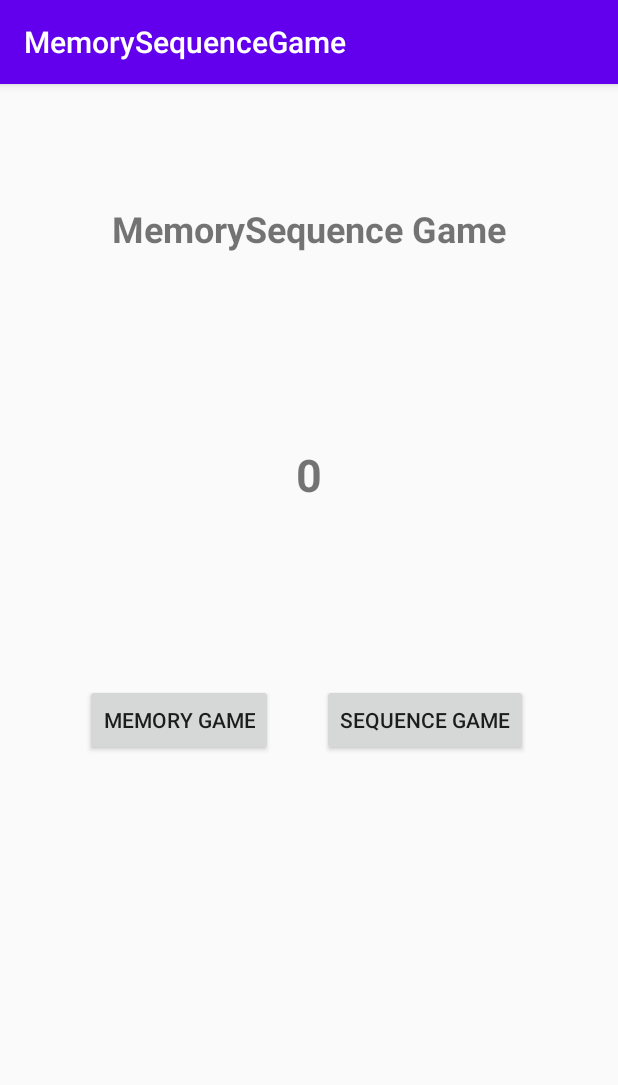
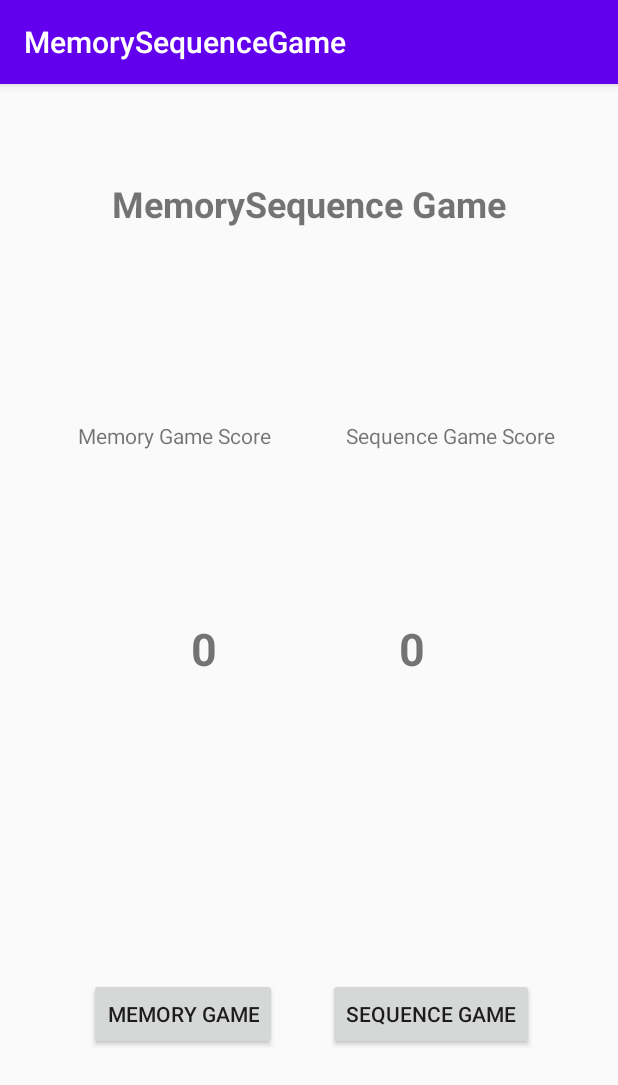
Before and after one commit to laznar/NavigationAndMenu, an Android app: the screen it shows after launch (MainActivity), on a phone screen of 412 x 824 dp. Shown: the top 1085 px of the screen. Run offline under Robolectric (Android 15) with nearby library versions, the phone set to English and light mode, and no system bars.

Commit message:
Pass data to MainFragment

```diff
--- a/app/build.gradle
+++ b/app/build.gradle
@@ -38,4 +38,7 @@ dependencies {
     // Kotlin
     implementation "androidx.navigation:navigation-fragment-ktx:$nav_version"
     implementation "androidx.navigation:navigation-ui-ktx:$nav_version"
+    implementation "androidx.fragment:fragment:1.3.0-alpha04"
+    implementation "androidx.fragment:fragment-ktx:1.3.0-alpha04"
+    implementation "androidx.fragment:fragment-testing:1.3.0-alpha04"
 }
--- a/app/src/main/java/com/g11/myapplication/MainFragment.kt
+++ b/app/src/main/java/com/g11/myapplication/MainFragment.kt
@@ -1,11 +1,15 @@
 package com.g11.myapplication
 
+
+import android.content.Context
+import android.content.SharedPreferences
 import android.os.Bundle
-import androidx.fragment.app.Fragment
 import android.view.LayoutInflater
 import android.view.View
 import android.view.ViewGroup
 import android.widget.Button
+import androidx.fragment.app.Fragment
+import androidx.fragment.app.setFragmentResultListener
 import androidx.navigation.NavController
 import androidx.navigation.Navigation
 import kotlinx.android.synthetic.main.fragment_main.*
@@ -16,6 +20,15 @@ class MainFragment : Fragment(), View.OnClickListener {
 
     override fun onCreate(savedInstanceState: Bundle?) {
         super.onCreate(savedInstanceState)
+        // Use the Kotlin extension in the fragment-ktx artifact
+        setFragmentResultListener("requestKey") { key, bundle ->
+            val result = bundle.getString("bundleKey")
+            val result2 = bundle.getString("bundleKey2")
+            // Do something with the result...
+            textViewscore.setText(result)
+            textViewscore2.setText(result2)
+        }
+
     }
 
     override fun onCreateView(
@@ -30,17 +43,28 @@ class MainFragment : Fragment(), View.OnClickListener {
     override fun onViewCreated(view: View, savedInstanceState: Bundle?) {
         super.onViewCreated(view, savedInstanceState)
         navController = Navigation.findNavController(view)
+
+        /*val datosRecuperados  = arguments
+        val puntaje : Int
+        if(datosRecuperados!=null){
+            puntaje=datosRecuperados.getInt("score")
+        }else{
+            puntaje=0
+        }
+        val vistascore = view.findViewById<TextView>(R.id.textViewscore)
+        vistascore.setText(puntaje.toString())*/
         view.findViewById<Button>(R.id.memory_button).setOnClickListener(this)
         view.findViewById<Button>(R.id.sequence_button).setOnClickListener(this)
+
     }
 
     override fun onClick(v: View?) {
         when(v!!.id){
             R.id.memory_button -> {
-                navController!!.navigate(R.id.action_mainFragment_to_memoryFragment)
+                navController.navigate(R.id.action_mainFragment_to_memoryFragment)
             }
             R.id.sequence_button -> {
-                navController!!.navigate(R.id.action_mainFragment_to_sequenceFragment)
+                navController.navigate(R.id.action_mainFragment_to_sequenceFragment)
             }
         }
     }
--- a/app/src/main/res/layout/fragment_main.xml
+++ b/app/src/main/res/layout/fragment_main.xml
@@ -2,39 +2,68 @@
 <androidx.constraintlayout.widget.ConstraintLayout xmlns:android="http://schemas.android.com/apk/res/android"
     xmlns:app="http://schemas.android.com/apk/res-auto"
     xmlns:tools="http://schemas.android.com/tools"
+    android:id="@+id/content_principal"
     android:layout_width="match_parent"
     android:layout_height="match_parent"
     tools:context=".MainFragment">
+
+    <TextView
+        android:id="@+id/textViewscore2"
+        android:layout_width="wrap_content"
+        android:layout_height="wrap_content"
+        android:layout_marginEnd="73dp"
+        android:layout_marginBottom="356dp"
+        android:text="0"
+        android:textAlignment="center"
+        android:textSize="30sp"
+        android:textStyle="bold"
+        app:layout_constraintBottom_toBottomOf="parent"
+        app:layout_constraintEnd_toEndOf="parent"
+        app:layout_constraintStart_toEndOf="@+id/textViewscore"
+        app:layout_constraintTop_toBottomOf="@+id/textViewhome" />
 
     <TextView
         android:id="@+id/textViewhome"
         android:layout_width="0dp"
         android:layout_height="wrap_content"
         android:layout_marginStart="16dp"
-        android:layout_marginTop="80dp"
+        android:layout_marginTop="48dp"
         android:layout_marginEnd="16dp"
+        android:layout_marginBottom="245dp"
         android:text="MemorySequence Game"
         android:textAlignment="center"
         android:textSize="24sp"
         android:textStyle="bold"
+        app:layout_constraintBottom_toTopOf="@+id/textViewscore2"
         app:layout_constraintEnd_toEndOf="parent"
+        app:layout_constraintHorizontal_bias="0.0"
         app:layout_constraintStart_toStartOf="parent"
         app:layout_constraintTop_toTopOf="parent" />
 
     <TextView
         android:id="@+id/textViewscore"
-        android:layout_width="0dp"
+        android:layout_width="wrap_content"
         android:layout_height="wrap_content"
-        android:layout_marginStart="16dp"
-        android:layout_marginTop="240dp"
-        android:layout_marginEnd="16dp"
+        android:layout_marginStart="72dp"
+        android:layout_marginEnd="66dp"
         android:text="0"
         android:textAlignment="center"
         android:textSize="30sp"
         android:textStyle="bold"
-        app:layout_constraintEnd_toEndOf="parent"
+        app:layout_constraintBottom_toBottomOf="@+id/textViewscore2"
+        app:layout_constraintEnd_toStartOf="@+id/textViewscore2"
         app:layout_constraintStart_toStartOf="parent"
-        app:layout_constraintTop_toTopOf="parent" />
+        app:layout_constraintTop_toTopOf="@+id/textViewscore2" />
+
+    <Button
+        android:id="@+id/sequence_button"
+        android:layout_width="wrap_content"
+        android:layout_height="wrap_content"
+        android:layout_marginEnd="56dp"
+        android:layout_marginBottom="124dp"
+        android:text="Sequence Game"
+        app:layout_constraintBottom_toBottomOf="parent"
+        app:layout_constraintEnd_toEndOf="parent" />
 
     <Button
         android:id="@+id/memory_button"
@@ -43,18 +72,31 @@
         android:text="Memory Game"
         app:layout_constraintBaseline_toBaselineOf="@+id/sequence_button"
         app:layout_constraintEnd_toStartOf="@+id/sequence_button"
-        app:layout_constraintHorizontal_bias="0.634"
+        app:layout_constraintHorizontal_bias="0.636"
         app:layout_constraintStart_toStartOf="parent" />
 
-    <Button
-        android:id="@+id/sequence_button"
+    <TextView
+        android:id="@+id/textView5"
         android:layout_width="wrap_content"
         android:layout_height="wrap_content"
-        android:layout_marginEnd="60dp"
-        android:layout_marginBottom="320dp"
-        android:text="Sequence Game"
-        app:layout_constraintBottom_toBottomOf="parent"
-        app:layout_constraintEnd_toEndOf="parent" />
+        android:layout_marginStart="10dp"
+        android:layout_marginEnd="7dp"
+        android:layout_marginBottom="112dp"
+        android:text="Memory Game Score"
+        app:layout_constraintBottom_toTopOf="@+id/textViewscore"
+        app:layout_constraintEnd_toEndOf="parent"
+        app:layout_constraintEnd_toStartOf="@+id/textView6"
+        app:layout_constraintHorizontal_bias="0.179"
+        app:layout_constraintStart_toStartOf="parent" />
+
+    <TextView
+        android:id="@+id/textView6"
+        android:layout_width="wrap_content"
+        android:layout_height="wrap_content"
+        android:text="Sequence Game Score"
+        app:layout_constraintBaseline_toBaselineOf="@+id/textView5"
+        app:layout_constraintEnd_toEndOf="parent"
+        app:layout_constraintStart_toEndOf="@+id/textView5" />
 
 
 </androidx.constraintlayout.widget.ConstraintLayout>
```
Also changed, not shown: app/src/main/java/com/g11/myapplication/MemoryFragment.kt (+49 -7 lines), app/src/main/java/com/g11/myapplication/SequenceFragment.kt (+6 -13 lines).
